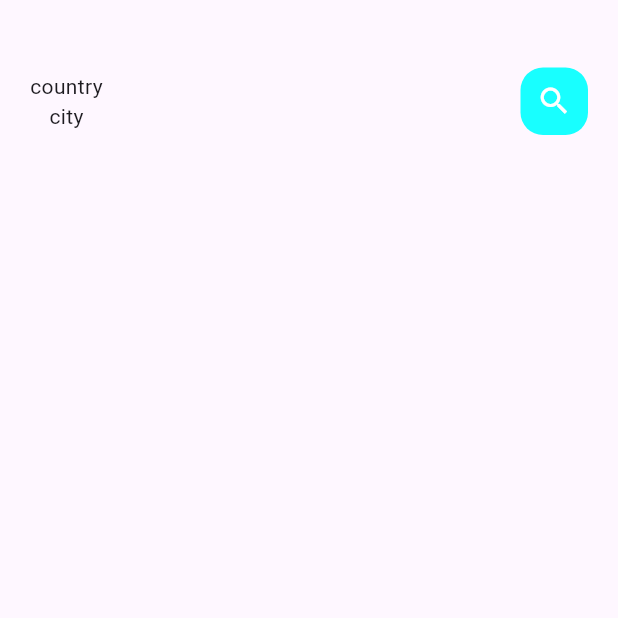
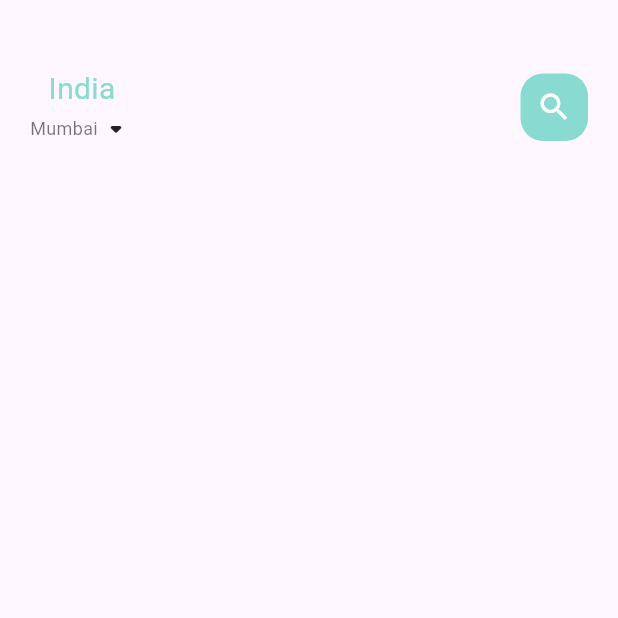
Before and after one commit to ipsitahota/komato, a Flutter app: the screen it shows after launch, on a phone screen of 412 x 824 dp, the top half of it. Run offline on Flutter 3.47's test engine with Material 3 defaults, Android fonts, the phone set to English and light mode, and no system bars.

Commit message:
second day completed

```diff
--- /dev/null
+++ b/lib/home/food_page_body.dart
@@ -0,0 +1,15 @@
+import 'package:flutter/material.dart';
+
+class FoodPageBody extends StatefulWidget {
+  const FoodPageBody({super.key});
+
+  @override
+  State<FoodPageBody> createState() => _FoodPageBodyState();
+}
+
+class _FoodPageBodyState extends State<FoodPageBody> {
+  @override
+  Widget build(BuildContext context) {
+    return const Placeholder();
+  }
+}
--- a/lib/home/main_food_page.dart
+++ b/lib/home/main_food_page.dart
@@ -1,4 +1,7 @@
 import 'package:flutter/material.dart';
+import 'package:flutter_kitchen/utils/colors.dart';
+import 'package:flutter_kitchen/widgets/big_text.dart';
+import 'package:flutter_kitchen/widgets/small_text.dart';
 
 class MainFoodPage extends StatefulWidget {
   const MainFoodPage({super.key});
@@ -15,25 +18,33 @@ class _MainFoodPageState extends State<MainFoodPage> {
         children: [
           Container(
       child: Container(
-        margin: EdgeInsets.only(top: 45,bottom: 15),
-        padding: EdgeInsets.only(left: 20,right: 20),
+        margin: const EdgeInsets.only(top: 45,bottom: 15),
+        padding: const EdgeInsets.only(left: 20,right: 20),
         child:Row(
           mainAxisAlignment: MainAxisAlignment.spaceBetween,
           children: [
           Column(
               children: [
-                Text("country"),
-                Text("city")
+               BigText(text: "India",color: AppColors.mainColor ,),
+              Center(
+                child: Row(
+                  children: [
+                SmallText(text: "Mumbai",color: Colors.black54,),
+                const Icon(Icons.arrow_drop_down_rounded)
+                  ],
+                ),
+              )
               ],
             ),
             Center(
               child: Container(
                 width: 45,
                 height: 45,
-                child: Icon(Icons.search,color: Colors.white),
+                // ignore: sort_child_properties_last
+                child: const Icon(Icons.search,color: Colors.white),
                  decoration: BoxDecoration(
                   borderRadius: BorderRadius.circular(15),
-                  color: Colors.cyanAccent
+                  color: AppColors.mainColor,
                  ),
               ),
             )
--- /dev/null
+++ b/lib/utils/colors.dart
@@ -0,0 +1,17 @@
+import 'dart:ui';
+
+class AppColors{
+  static final Color textColor = const Color(0xFFccc7c5);
+  static final Color mainColor = const Color(0xFF89dad0);
+  //static final Color mainColor = const Color(0xFFfa7552);
+  static final Color iconColor1 = const Color(0xFFffd28d);
+  static final Color iconColor2 = const Color(0xFFfcab88);
+  static final Color paraColor = const Color(0xFF8f837f);
+  static final Color buttonBackgroundColor= const Color(0xFFf7f6f4);
+  static final Color signColor = const Color(0xFFa9a29f);
+  static final Color titleColor = const Color(0xFF5c524f);
+  static final Color mainBlackColor = const Color(0xFF332d2b);
+  //static final Color yellowColor = const Color(0xFFfa7552);
+  static final Color yellowColor = const Color(0xFFffd379);
+
+}
--- /dev/null
+++ b/lib/widgets/big_text.dart
@@ -0,0 +1,27 @@
+import 'package:flutter/material.dart';
+
+class BigText extends StatelessWidget {
+  final Color? color;
+  final String text;
+  double size;
+  TextOverflow overflow;
+  BigText({super.key,this.color=const Color(0xFF332d2b),
+  required this.text,
+  this.size=20,
+  this.overflow=TextOverflow.ellipsis
+  });
+
+  @override
+  Widget build(BuildContext context) {
+    return Text(
+      text,
+      maxLines: 1,
+      overflow: overflow,
+      style: TextStyle(
+        color:color,
+        fontFamily: 'Roboto' ,
+        fontWeight:FontWeight.w400,
+        fontSize: size ),
+    );
+  }
+}
--- /dev/null
+++ b/lib/widgets/small_text.dart
@@ -0,0 +1,25 @@
+import 'package:flutter/material.dart';
+
+class SmallText extends StatelessWidget {
+  final Color? color;
+  final String text;
+  double size;
+  double height;
+  SmallText({super.key,
+    this.color = const Color(0xFFccc7c5),
+    required this.text,
+    this.size = 12,
+    this.height=1.2
+  });
+
+  @override
+  Widget build(BuildContext context) {
+    return Text(
+      text,
+      style: TextStyle(color: color,
+       fontFamily: 'Roboto',
+        fontSize: size,
+        height: height),
+    );
+  }
+}
```
